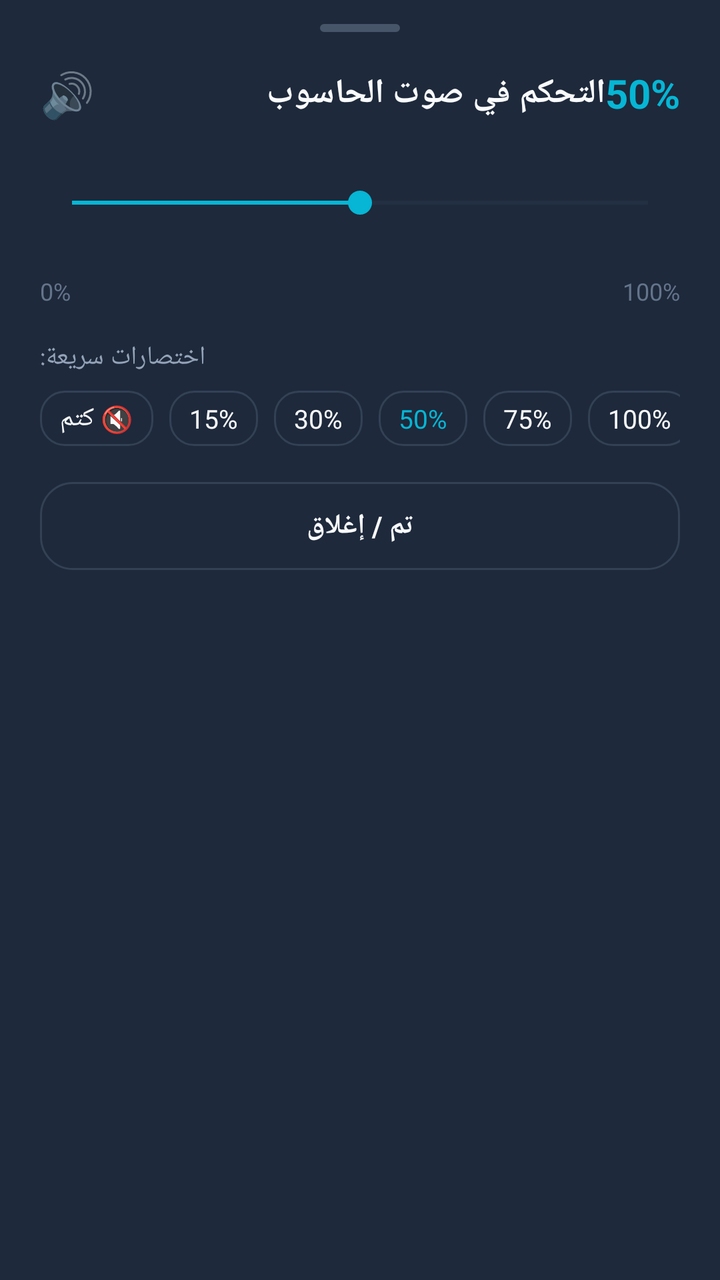
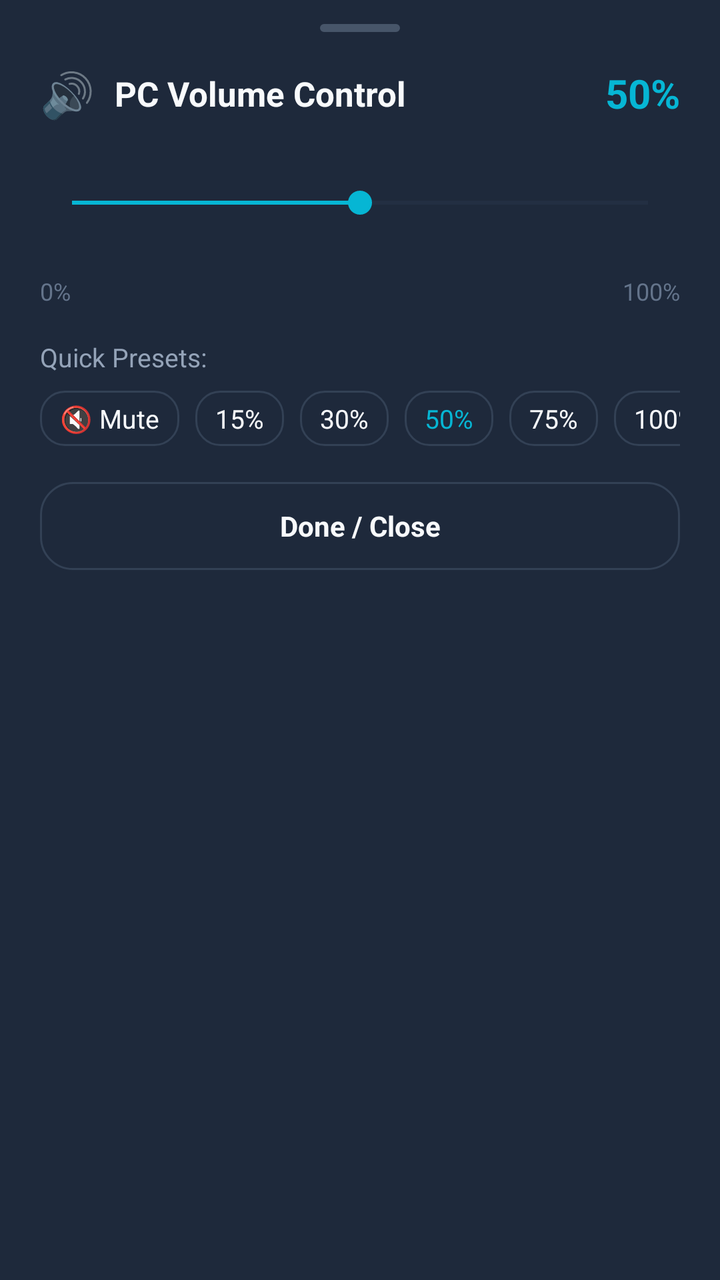

Two renders of the same Android screen: before a commit and after it. Below are the layout's source before the change and the commit's diff.
<!-- AndroidManifest.xml: application theme Theme.PCRemote -->
<!-- res/layout/dialog_volume_slider.xml -->
<?xml version="1.0" encoding="utf-8"?>
<LinearLayout xmlns:android="http://schemas.android.com/apk/res/android"
    xmlns:app="http://schemas.android.com/apk/res-auto"
    android:layout_width="match_parent"
    android:layout_height="wrap_content"
    android:background="@color/surface_dark"
    android:orientation="vertical"
    android:paddingStart="20dp"
    android:paddingTop="12dp"
    android:paddingEnd="20dp"
    android:paddingBottom="24dp">

    
    <View
        android:layout_width="40dp"
        android:layout_height="4dp"
        android:layout_gravity="center_horizontal"
        android:layout_marginBottom="16dp"
        android:background="@drawable/bg_chip_small"
        android:backgroundTint="#475569" />

    
    <LinearLayout
        android:layout_width="match_parent"
        android:layout_height="wrap_content"
        android:gravity="center_vertical"
        android:orientation="horizontal">

        <TextView
            android:layout_width="wrap_content"
            android:layout_height="wrap_content"
            android:text="🔊"
            android:textSize="22sp" />

        <TextView
            android:layout_width="0dp"
            android:layout_height="wrap_content"
            android:layout_marginStart="10dp"
            android:layout_weight="1"
            android:text="التحكم في صوت الحاسوب"
            android:textColor="@color/text_primary"
            android:textSize="17sp"
            android:textStyle="bold" />

        <TextView
            android:id="@+id/tvBsVolumePercent"
            android:layout_width="wrap_content"
            android:layout_height="wrap_content"
            android:text="50%"
            android:textColor="@color/accent"
            android:textSize="20sp"
            android:textStyle="bold" />
    </LinearLayout>

    
    <SeekBar
        android:id="@+id/sbBsVolume"
        android:layout_width="match_parent"
        android:layout_height="48dp"
        android:layout_marginTop="16dp"
        android:layout_marginBottom="12dp"
        android:max="100"
        android:progress="50"
        android:progressBackgroundTint="#334155"
        android:progressTint="@color/accent"
        android:thumbTint="@color/accent" />

    
    <LinearLayout
        android:layout_width="match_parent"
        android:layout_height="wrap_content"
        android:layout_marginBottom="16dp"
        android:orientation="horizontal">

        <TextView
            android:layout_width="wrap_content"
            android:layout_height="wrap_content"
            android:text="0%"
            android:textColor="@color/text_muted"
            android:textSize="12sp" />

        <View
            android:layout_width="0dp"
            android:layout_height="0dp"
            android:layout_weight="1" />

        <TextView
            android:layout_width="wrap_content"
            android:layout_height="wrap_content"
            android:text="100%"
            android:textColor="@color/text_muted"
            android:textSize="12sp" />
    </LinearLayout>

    
    <TextView
        android:layout_width="wrap_content"
        android:layout_height="wrap_content"
        android:layout_marginBottom="8dp"
        android:text="اختصارات سريعة:"
        android:textColor="@color/text_secondary"
        android:textSize="13sp" />

    <HorizontalScrollView
        android:layout_width="match_parent"
        android:layout_height="wrap_content"
        android:layout_marginBottom="18dp"
        android:scrollbars="none">

        <LinearLayout
            android:layout_width="wrap_content"
            android:layout_height="wrap_content"
            android:orientation="horizontal">

            <TextView
                android:id="@+id/btnBsMute"
                android:layout_width="wrap_content"
                android:layout_height="wrap_content"
                android:layout_marginEnd="8dp"
                android:background="@drawable/bg_chip_small"
                android:clickable="true"
                android:focusable="true"
                android:text="🔇 كتم"
                android:textColor="@color/text_primary"
                android:textSize="13sp" />

            <TextView
                android:id="@+id/btnBsVol15"
                android:layout_width="wrap_content"
                android:layout_height="wrap_content"
                android:layout_marginEnd="8dp"
                android:background="@drawable/bg_chip_small"
                android:clickable="true"
                android:focusable="true"
                android:text="15%"
                android:textColor="@color/text_primary"
                android:textSize="13sp" />

            <TextView
                android:id="@+id/btnBsVol30"
                android:layout_width="wrap_content"
                android:layout_height="wrap_content"
                android:layout_marginEnd="8dp"
                android:background="@drawable/bg_chip_small"
                android:clickable="true"
                android:focusable="true"
                android:text="30%"
                android:textColor="@color/text_primary"
                android:textSize="13sp" />

            <TextView
                android:id="@+id/btnBsVol50"
                android:layout_width="wrap_content"
                android:layout_height="wrap_content"
                android:layout_marginEnd="8dp"
                android:background="@drawable/bg_chip_small"
                android:clickable="true"
                android:focusable="true"
                android:text="50%"
                android:textColor="@color/accent"
                android:textSize="13sp" />

            <TextView
                android:id="@+id/btnBsVol75"
                android:layout_width="wrap_content"
                android:layout_height="wrap_content"
                android:layout_marginEnd="8dp"
                android:background="@drawable/bg_chip_small"
                android:clickable="true"
                android:focusable="true"
                android:text="75%"
                android:textColor="@color/text_primary"
                android:textSize="13sp" />

            <TextView
                android:id="@+id/btnBsVol100"
                android:layout_width="wrap_content"
                android:layout_height="wrap_content"
                android:background="@drawable/bg_chip_small"
                android:clickable="true"
                android:focusable="true"
                android:text="100%"
                android:textColor="@color/text_primary"
                android:textSize="13sp" />
        </LinearLayout>
    </HorizontalScrollView>

    
    <TextView
        android:id="@+id/btnBsClose"
        android:layout_width="match_parent"
        android:layout_height="44dp"
        android:background="@drawable/bg_chip"
        android:clickable="true"
        android:focusable="true"
        android:gravity="center"
        android:text="تم / إغلاق"
        android:textColor="@color/text_primary"
        android:textSize="14sp"
        android:textStyle="bold" />

</LinearLayout>
<!-- resources referenced by this layout -->
<resources>
  <color name="accent">#06B6D4</color>
  <color name="surface_dark">#1E293B</color>
  <color name="text_muted">#64748B</color>
  <color name="text_primary">#F8FAFC</color>
  <color name="text_secondary">#94A3B8</color>
  <!-- drawable bg_chip (drawable) -->
  <?xml version="1.0" encoding="utf-8"?>
  <ripple xmlns:android="http://schemas.android.com/apk/res/android"
      android:color="@color/primary_light">
      <item>
          <shape>
              <solid android:color="@color/surface_dark" />
              <stroke android:width="1dp" android:color="@color/surface_variant" />
              <corners android:radius="16dp" />
              <padding
                  android:left="14dp"
                  android:top="8dp"
                  android:right="14dp"
                  android:bottom="8dp" />
          </shape>
      </item>
  </ripple>
  <!-- drawable bg_chip_small (drawable) -->
  <?xml version="1.0" encoding="utf-8"?>
  <ripple xmlns:android="http://schemas.android.com/apk/res/android"
      android:color="@color/primary_light">
      <item>
          <shape>
              <solid android:color="@color/surface_dark" />
              <stroke android:width="1dp" android:color="@color/surface_variant" />
              <corners android:radius="12dp" />
              <padding
                  android:left="10dp"
                  android:top="5dp"
                  android:right="10dp"
                  android:bottom="5dp" />
          </shape>
      </item>
  </ripple>
  <style name="Theme.PCRemote" parent="Theme.MaterialComponents.DayNight.NoActionBar">
          
          <item name="colorPrimary">@color/primary</item>
          <item name="colorPrimaryVariant">@color/primary_dark</item>
          <item name="colorOnPrimary">@color/text_primary</item>
          
          <item name="colorSecondary">@color/accent</item>
          <item name="colorSecondaryVariant">@color/accent</item>
          <item name="colorOnSecondary">@color/text_primary</item>
          
          <item name="android:statusBarColor">@color/bg_dark</item>
          <item name="android:windowBackground">@color/bg_dark</item>
      </style>
  <color name="primary_light">#14B8A6</color>
  <color name="surface_variant">#334155</color>
  <color name="primary">#0D9488</color>
  <color name="primary_dark">#0F766E</color>
  <color name="bg_dark">#0F172A</color>
</resources>

<!-- the commit's change to res/layout/dialog_volume_slider.xml (unified diff, before → after) -->
@@ -37,7 +37,7 @@
             android:layout_height="wrap_content"
             android:layout_marginStart="10dp"
             android:layout_weight="1"
-            android:text="التحكم في صوت الحاسوب"
+            android:text="PC Volume Control"
             android:textColor="@color/text_primary"
             android:textSize="17sp"
             android:textStyle="bold" />
@@ -97,7 +97,7 @@
         android:layout_width="wrap_content"
         android:layout_height="wrap_content"
         android:layout_marginBottom="8dp"
-        android:text="اختصارات سريعة:"
+        android:text="Quick Presets:"
         android:textColor="@color/text_secondary"
         android:textSize="13sp" />
 
@@ -120,7 +120,7 @@
                 android:background="@drawable/bg_chip_small"
                 android:clickable="true"
                 android:focusable="true"
-                android:text="🔇 كتم"
+                android:text="🔇 Mute"
                 android:textColor="@color/text_primary"
                 android:textSize="13sp" />
 
@@ -194,7 +194,7 @@
         android:clickable="true"
         android:focusable="true"
         android:gravity="center"
-        android:text="تم / إغلاق"
+        android:text="Done / Close"
         android:textColor="@color/text_primary"
         android:textSize="14sp"
         android:textStyle="bold" />
